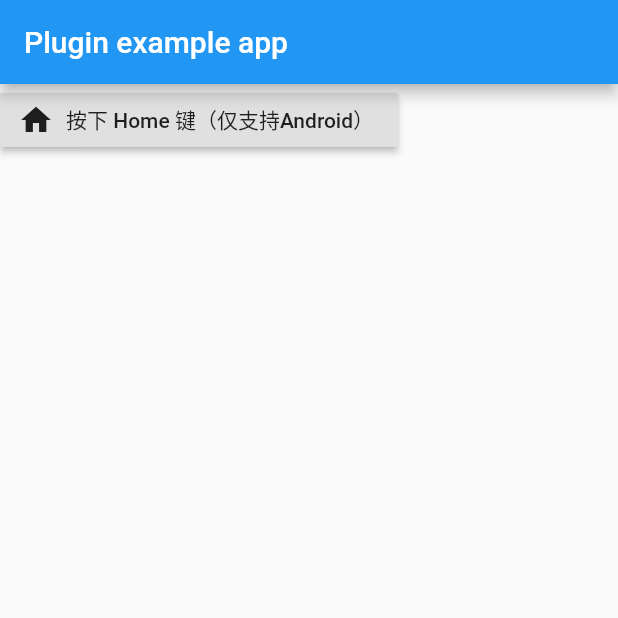
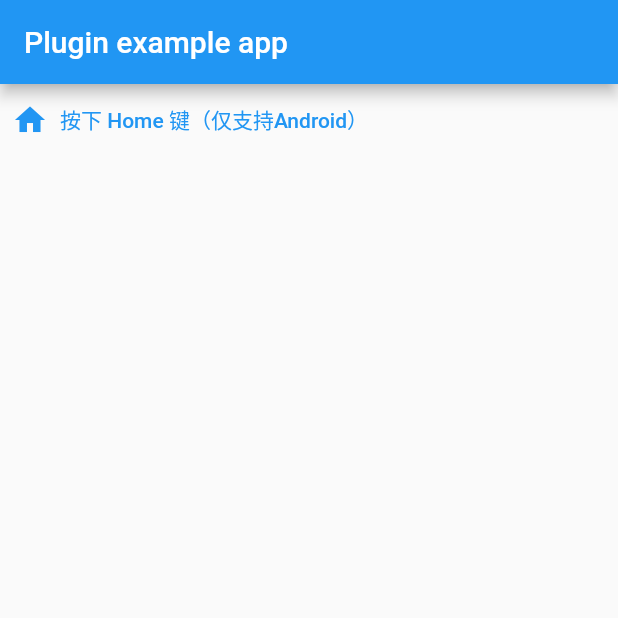
Before and after one commit to BytesZero/ftools, a Flutter app: the screen it shows after launch, on a phone screen of 412 x 824 dp, the top half of it. Run offline on Flutter 3.47's test engine with Material 2 defaults, Android fonts, the phone set to English and light mode, and no system bars.

```diff
--- a/example/lib/main.dart
+++ b/example/lib/main.dart
@@ -28,7 +28,7 @@ class _MyAppState extends State<MyApp> {
           ),
           body: Column(
             children: <Widget>[
-              RaisedButton.icon(
+              TextButton.icon(
                 icon: Icon(Icons.home),
                 label: Text('按下 Home 键（仅支持Android）'),
                 onPressed: () {
--- a/pubspec.yaml
+++ b/pubspec.yaml
@@ -5,8 +5,7 @@ author: Zero <zhengsonglan001@gmail.com>
 homepage: https://github.com/yy1300326388
 
 environment:
-  sdk: ">=2.7.0 <3.0.0"
-  flutter: ">=1.20.0"
+  sdk: ">=2.12.0 <3.0.0"
 
 dependencies:
   flutter:
@@ -32,7 +31,6 @@ flutter:
         pluginClass: FtoolsPlugin
       ios:
         pluginClass: FtoolsPlugin
-
   # To add assets to your plugin package, add an assets section, like this:
   # assets:
   #   - images/a_dot_burr.jpeg
@@ -43,7 +41,6 @@ flutter:
   #
   # An image asset can refer to one or more resolution-specific "variants", see
   # https://flutter.dev/assets-and-images/#resolution-aware.
-
   # To add custom fonts to your plugin package, add a fonts section here,
   # in this "flutter" section. Each entry in this list should have a
   # "family" key with the font family name, and a "fonts" key with a
```
Also changed, not shown: example/pubspec.yaml (+3 -8 lines), 4 other files.
